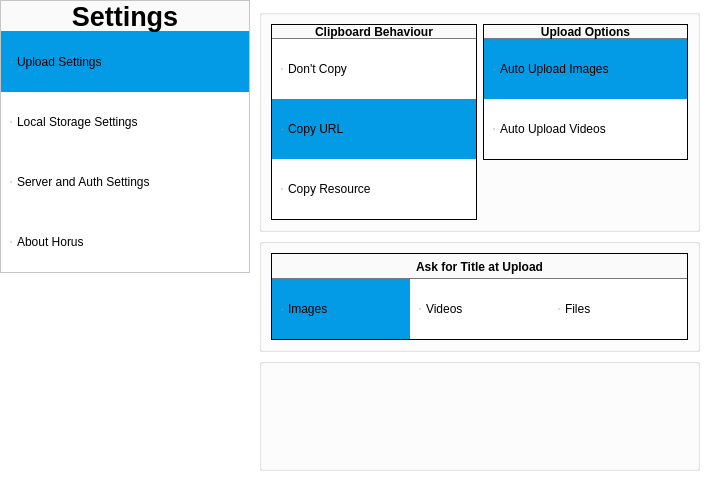
First picture: the form in editsettingswindow.ui, repository nickdonnelly/horus, before the edit.
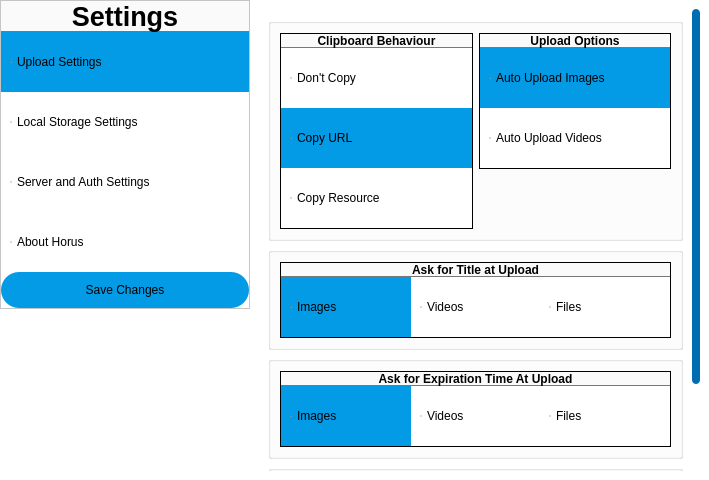
Second picture: the form after the edit. The open tabs and pages were chosen to show the change.

Commit message: *More UI additions. +A bunch of UI logic on the backend of the new settings page. +Revamped how settings are stored (not yet complete - they aren't referenced yet in the rest of the code, only the settings page)

Diff of the .ui file:
```diff
--- a/editsettingswindow.ui
+++ b/editsettingswindow.ui
@@ -10,6 +10,12 @@
     <height>480</height>
    </rect>
   </property>
+  <property name="minimumSize">
+   <size>
+    <width>0</width>
+    <height>0</height>
+   </size>
+  </property>
   <property name="windowTitle">
    <string>Horus Settings</string>
   </property>
@@ -75,6 +81,22 @@
 	color: #ffffff;
 }
 
+QScrollBar::add-line:vertical, QScrollBar::sub-line:vertical {
+	background: none;
+	border: none;
+	width: 0;
+	height: 0;
+}
+
+QScrollBar:vertical{
+	max-width: 8;
+}
+
+QScrollBar::handle:vertical {
+	background: rgb(0,109,179);
+	border-radius: 4px;
+}
+
 #btnDeleteAllLocal {
 	background: rgb(243, 14, 14);
 	color: #ffffff;
@@ -229,6 +251,31 @@
            </widget>
           </widget>
          </item>
+         <item>
+          <widget class="QPushButton" name="btnSave">
+           <property name="minimumSize">
+            <size>
+             <width>0</width>
+             <height>36</height>
+            </size>
+           </property>
+           <property name="maximumSize">
+            <size>
+             <width>16777215</width>
+             <height>36</height>
+            </size>
+           </property>
+           <property name="baseSize">
+            <size>
+             <width>0</width>
+             <height>36</height>
+            </size>
+           </property>
+           <property name="text">
+            <string>Save Changes</string>
+           </property>
+          </widget>
+         </item>
         </layout>
        </widget>
       </item>
@@ -240,6 +287,30 @@
         <widget class="QWidget" name="pageUpload">
          <layout class="QVBoxLayout" name="verticalLayout_3">
           <item>
+           <widget class="QScrollArea" name="scrollAreaUpload">
+            <property name="frameShape">
+             <enum>QFrame::NoFrame</enum>
+            </property>
+            <property name="frameShadow">
+             <enum>QFrame::Plain</enum>
+            </property>
+            <property name="horizontalScrollBarPolicy">
+             <enum>Qt::ScrollBarAlwaysOff</enum>
+            </property>
+            <property name="widgetResizable">
+             <bool>true</bool>
+            </property>
+            <widget class="QWidget" name="scrollAreaWidgetContents_3">
+             <property name="geometry">
+              <rect>
+               <x>0</x>
+               <y>-74</y>
+               <width>431</width>
+               <height>656</height>
+              </rect>
+             </property>
+             <layout class="QVBoxLayout" name="verticalLayout_16">
+              <item>
            <widget class="QGroupBox" name="gbUploadGeneral">
             <property name="title">
              <string/>
@@ -506,10 +577,248 @@
            </widget>
           </item>
           <item>
-           <widget class="QGroupBox" name="gbUploadVideos">
+               <widget class="QGroupBox" name="gbExpiration">
             <property name="title">
              <string/>
             </property>
+                <layout class="QVBoxLayout" name="verticalLayout_19">
+                 <item>
+                  <widget class="QFrame" name="frameAskTitle_2">
+                   <property name="frameShape">
+                    <enum>QFrame::Box</enum>
+                   </property>
+                   <property name="frameShadow">
+                    <enum>QFrame::Plain</enum>
+                   </property>
+                   <property name="lineWidth">
+                    <number>1</number>
+                   </property>
+                   <layout class="QVBoxLayout" name="verticalLayout_18">
+                    <property name="spacing">
+                     <number>0</number>
+                    </property>
+                    <property name="leftMargin">
+                     <number>0</number>
+                    </property>
+                    <property name="topMargin">
+                     <number>0</number>
+                    </property>
+                    <property name="rightMargin">
+                     <number>0</number>
+                    </property>
+                    <property name="bottomMargin">
+                     <number>0</number>
+                    </property>
+                    <item>
+                     <widget class="QLabel" name="lblExpiration">
+                      <property name="font">
+                       <font>
+                        <weight>75</weight>
+                        <bold>true</bold>
+                       </font>
+                      </property>
+                      <property name="text">
+                       <string>Ask for Expiration Time At Upload</string>
+                      </property>
+                      <property name="alignment">
+                       <set>Qt::AlignCenter</set>
+                      </property>
+                      <property name="margin">
+                       <number>5</number>
+                      </property>
+                     </widget>
+                    </item>
+                    <item>
+                     <widget class="QFrame" name="frame2_3">
+                      <property name="frameShape">
+                       <enum>QFrame::NoFrame</enum>
+                      </property>
+                      <property name="frameShadow">
+                       <enum>QFrame::Raised</enum>
+                      </property>
+                      <layout class="QHBoxLayout" name="horizontalLayout_10">
+                       <property name="spacing">
+                        <number>0</number>
+                       </property>
+                       <property name="leftMargin">
+                        <number>0</number>
+                       </property>
+                       <property name="topMargin">
+                        <number>0</number>
+                       </property>
+                       <property name="rightMargin">
+                        <number>0</number>
+                       </property>
+                       <property name="bottomMargin">
+                        <number>0</number>
+                       </property>
+                       <item>
+                        <widget class="QRadioButton" name="rbExpImg">
+                         <property name="text">
+                          <string>Images</string>
+                         </property>
+                         <property name="checked">
+                          <bool>true</bool>
+                         </property>
+                         <property name="autoExclusive">
+                          <bool>false</bool>
+                         </property>
+                        </widget>
+                       </item>
+                       <item>
+                        <widget class="QRadioButton" name="rbExpVid">
+                         <property name="text">
+                          <string>Videos</string>
+                         </property>
+                         <property name="autoExclusive">
+                          <bool>false</bool>
+                         </property>
+                        </widget>
+                       </item>
+                       <item>
+                        <widget class="QRadioButton" name="rbExpFile">
+                         <property name="text">
+                          <string>Files</string>
+                         </property>
+                         <property name="autoExclusive">
+                          <bool>false</bool>
+                         </property>
+                        </widget>
+                       </item>
+                      </layout>
+                     </widget>
+                    </item>
+                   </layout>
+                  </widget>
+                 </item>
+                </layout>
+               </widget>
+              </item>
+              <item>
+               <widget class="QGroupBox" name="gbMultipleFiles">
+                <property name="title">
+                 <string/>
+                </property>
+                <layout class="QVBoxLayout" name="verticalLayout_13">
+                 <property name="spacing">
+                  <number>6</number>
+                 </property>
+                 <property name="leftMargin">
+                  <number>9</number>
+                 </property>
+                 <property name="topMargin">
+                  <number>9</number>
+                 </property>
+                 <property name="rightMargin">
+                  <number>9</number>
+                 </property>
+                 <property name="bottomMargin">
+                  <number>9</number>
+                 </property>
+                 <item>
+                  <widget class="QFrame" name="frame_7">
+                   <property name="minimumSize">
+                    <size>
+                     <width>0</width>
+                     <height>0</height>
+                    </size>
+                   </property>
+                   <property name="frameShape">
+                    <enum>QFrame::Box</enum>
+                   </property>
+                   <property name="frameShadow">
+                    <enum>QFrame::Plain</enum>
+                   </property>
+                   <layout class="QVBoxLayout" name="verticalLayout_15">
+                    <property name="spacing">
+                     <number>0</number>
+                    </property>
+                    <property name="leftMargin">
+                     <number>0</number>
+                    </property>
+                    <property name="topMargin">
+                     <number>0</number>
+                    </property>
+                    <property name="rightMargin">
+                     <number>0</number>
+                    </property>
+                    <property name="bottomMargin">
+                     <number>0</number>
+                    </property>
+                    <item>
+                     <widget class="QLabel" name="lblFileMode">
+                      <property name="font">
+                       <font>
+                        <weight>75</weight>
+                        <bold>true</bold>
+                       </font>
+                      </property>
+                      <property name="text">
+                       <string>Multiple File Upload</string>
+                      </property>
+                      <property name="alignment">
+                       <set>Qt::AlignCenter</set>
+                      </property>
+                      <property name="margin">
+                       <number>5</number>
+                      </property>
+                     </widget>
+                    </item>
+                    <item>
+                     <widget class="QFrame" name="frame_8">
+                      <property name="minimumSize">
+                       <size>
+                        <width>0</width>
+                        <height>0</height>
+                       </size>
+                      </property>
+                      <property name="frameShape">
+                       <enum>QFrame::NoFrame</enum>
+                      </property>
+                      <property name="frameShadow">
+                       <enum>QFrame::Raised</enum>
+                      </property>
+                      <layout class="QHBoxLayout" name="horizontalLayout_8">
+                       <property name="spacing">
+                        <number>0</number>
+                       </property>
+                       <property name="leftMargin">
+                        <number>0</number>
+                       </property>
+                       <property name="topMargin">
+                        <number>0</number>
+                       </property>
+                       <property name="rightMargin">
+                        <number>0</number>
+                       </property>
+                       <property name="bottomMargin">
+                        <number>0</number>
+                       </property>
+                       <item>
+                        <widget class="QRadioButton" name="rbNoZip">
+                         <property name="text">
+                          <string>Upload Individually</string>
+                         </property>
+                        </widget>
+                       </item>
+                       <item>
+                        <widget class="QRadioButton" name="rbZip">
+                         <property name="text">
+                          <string>Upload as ZIP</string>
+                         </property>
+                        </widget>
+                       </item>
+                      </layout>
+                     </widget>
+                    </item>
+                   </layout>
+                  </widget>
+                 </item>
+                </layout>
+               </widget>
+              </item>
+             </layout>
+            </widget>
            </widget>
           </item>
          </layout>
```
Left out of the diff: 4 changed lines with no effect on the pictures. Lines whose indentation alone changed are shown as unchanged. The commit also changes 2 other files.
